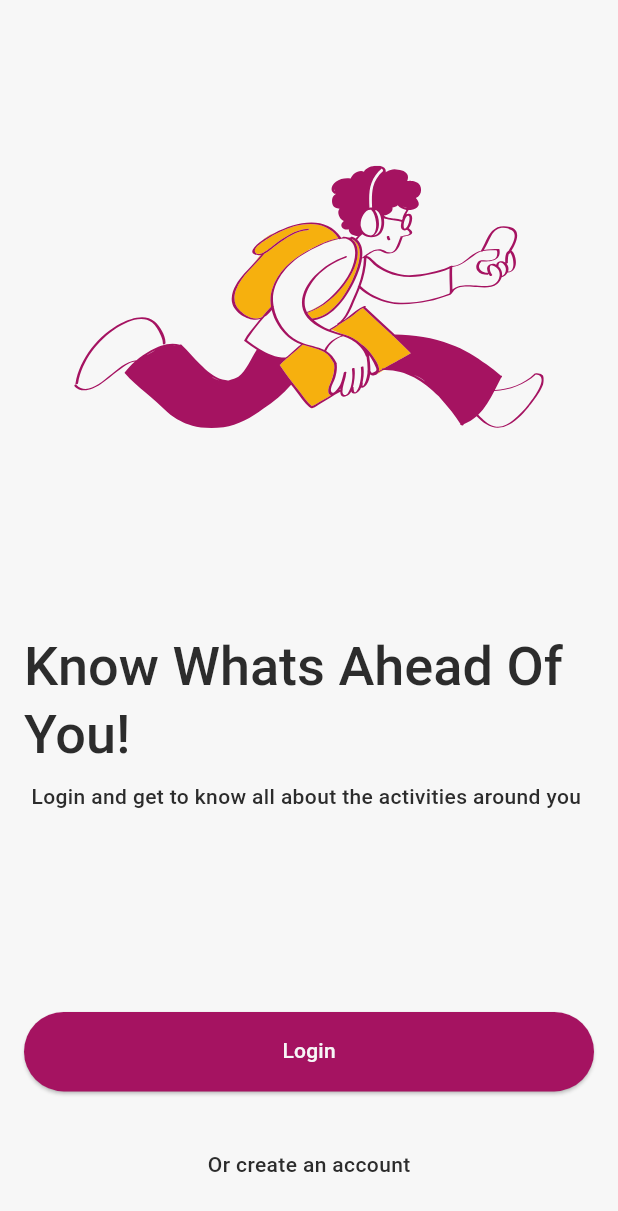
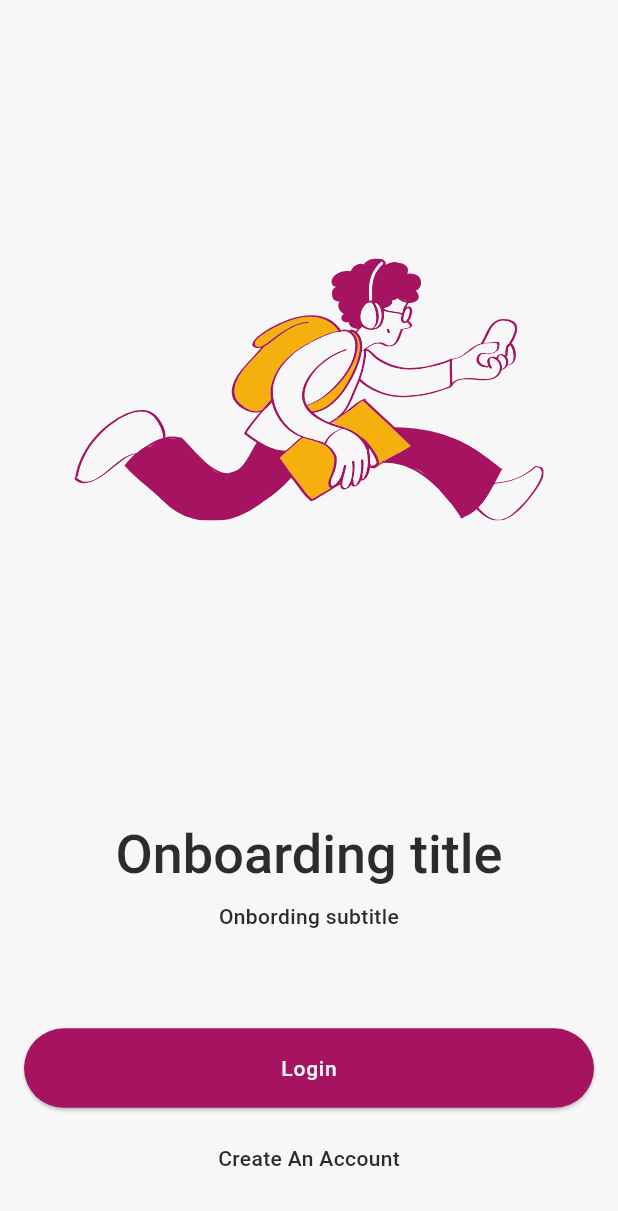
Before and after one commit to noufAlqahtani1/Dal, a Flutter app: the OnboardingScreen screen opened directly, on a phone screen of 412 x 824 dp. Shown: the top 1211 px of the screen. Run offline on Flutter 3.47's test engine with Material 3 defaults, Android fonts, the phone set to English and light mode, and no system bars; our stand-ins replace bloc, device_preview, device_preview_plus, easy_localization, fl_chart, flutter_bloc and 7 more; missing offline and left inert: date_picker_plus, onesignal_flutter; accounts and stored records are empty.

Commit message:
modified user app onbording screen

```diff
--- a/apps/user_app/lib/screens/onboarding_screen/onboarding_screen.dart
+++ b/apps/user_app/lib/screens/onboarding_screen/onboarding_screen.dart
@@ -3,6 +3,7 @@ import 'package:flutter/material.dart';
 import 'package:flutter_svg/svg.dart';
 import 'package:user_app/screens/auth_screens/create_account_screen.dart';
 import 'package:user_app/screens/auth_screens/login_screen.dart';
+import 'package:easy_localization/easy_localization.dart';
 
 class OnboardingScreen extends StatelessWidget {
   const OnboardingScreen({super.key});
@@ -21,28 +22,35 @@ class OnboardingScreen extends StatelessWidget {
                 const SizedBox(
                   height: 40,
                 ),
-                SvgPicture.asset("assets/svg/36-Teenager 1.svg"),
+                Container(
+                    height: MediaQuery.of(context).size.height / 3,
+                    child:
+                        SvgPicture.asset("assets/svg/onboarding_guy_pic.svg")),
                 const SizedBox(
                   height: 40,
                 ),
-                Column(
+                Padding(
+                  padding: const EdgeInsets.symmetric(horizontal: 15),
+                  child: Column(
                     children: [
-                    Text("Know Whats Ahead Of You!",
-                        style: Theme.of(context).textTheme.headlineLarge),
+                      Text("Onboarding title",
+                              textAlign: TextAlign.center,
+                              style: Theme.of(context).textTheme.headlineLarge)
+                          .tr(),
                       SizedBox(
                         height: 9,
                       ),
-                    Text(
-                        "Login and get to know all about the activities around you ",
+                      Text("Onbording subtitle".tr(),
+                          textAlign: TextAlign.center,
                           style: Theme.of(context).textTheme.bodyMedium),
                     ],
                   ),
-                const SizedBox(
-                  height: 40,
                 ),
                 Column(
                   children: [
-                    CustomElevatedButton(
+                    Padding(
+                      padding: const EdgeInsets.symmetric(vertical: 10),
+                      child: CustomElevatedButton(
                         onPressed: () {
                           Navigator.push(
                               context,
@@ -51,20 +59,20 @@ class OnboardingScreen extends StatelessWidget {
                         },
                         backgroundColor: const Color(0xffA51361),
                         child: Text("Login",
-                          style: Theme.of(context).textTheme.titleMedium),
+                                style: Theme.of(context).textTheme.labelSmall)
+                            .tr(),
                       ),
-                    const SizedBox(
-                      height: 25,
                     ),
                     TextButton(
                         onPressed: () {
+                          print(EasyLocalization.of(context)!.currentLocale);
                           Navigator.push(
                               context,
                               MaterialPageRoute(
                                   builder: (context) =>
                                       const CreateAccountScreen()));
                         },
-                        child: Text("Or create an account",
+                        child: Text("Create An Account".tr(),
                             style: Theme.of(context).textTheme.bodyMedium))
                   ],
                 ),
--- a/packages/components/lib/component/theme/theme.dart
+++ b/packages/components/lib/component/theme/theme.dart
@@ -1,15 +1,16 @@
+import 'dart:ui';
 import 'package:flutter/material.dart';
 import 'colors.dart';
 
 class AppThemes {
   static final lightTheme = ThemeData(
     primaryColor: AppColors.pink,
-    hintColor: AppColors.pink,
+    hintColor: AppColors.yellow,
     scaffoldBackgroundColor: AppColors.white1,
     dividerColor: AppColors.pink,
     cardColor: AppColors.white2,
     canvasColor: AppColors.grey,
-    indicatorColor: AppColors.black1,
+    indicatorColor: AppColors.black2,
     textTheme: TextTheme(
       headlineLarge: TextStyle(
           color: AppColors.black2, fontSize: 36, fontWeight: FontWeight.w500),
@@ -20,26 +21,25 @@ class AppThemes {
       labelLarge: TextStyle(
           color: AppColors.black2, fontSize: 16, fontWeight: FontWeight.w700),
       labelSmall: TextStyle(
-          color: AppColors.black2, fontSize: 14, fontWeight: FontWeight.w700),
+          color: AppColors.white1, fontSize: 14, fontWeight: FontWeight.w500),
       bodyLarge: TextStyle(
           color: AppColors.black2, fontSize: 16, fontWeight: FontWeight.w500),
       bodyMedium: TextStyle(
           color: AppColors.black2, fontSize: 14, fontWeight: FontWeight.w500),
       bodySmall: TextStyle(
           color: AppColors.black2, fontSize: 12, fontWeight: FontWeight.w500),
-      titleMedium: TextStyle(fontSize: 14, color: AppColors().buttonLable),
     ),
     brightness: Brightness.light,
   );
 
   static final darkTheme = ThemeData(
     primaryColor: AppColors.pink,
-    hintColor: AppColors.white1,
+    hintColor: AppColors.yellow,
     dividerColor: AppColors.yellow,
     scaffoldBackgroundColor: AppColors.black1,
     cardColor: AppColors.black2,
     canvasColor: AppColors.black2,
-    indicatorColor: AppColors.black1,
+    indicatorColor: AppColors.white1,
     textTheme: TextTheme(
       headlineLarge: TextStyle(
           color: AppColors.white2, fontSize: 36, fontWeight: FontWeight.w500),
@@ -57,7 +57,6 @@ class AppThemes {
           color: AppColors.white2, fontSize: 14, fontWeight: FontWeight.w500),
       bodySmall: TextStyle(
           color: AppColors.white2, fontSize: 12, fontWeight: FontWeight.w500),
-      titleMedium: TextStyle(fontSize: 14, color: AppColors().buttonLable),
     ),
     brightness: Brightness.light,
   );
```
Also changed, not shown: apps/user_app/assets/svg/onboarding_guy_pic.svg. Lines whose indentation alone changed are shown as unchanged.
